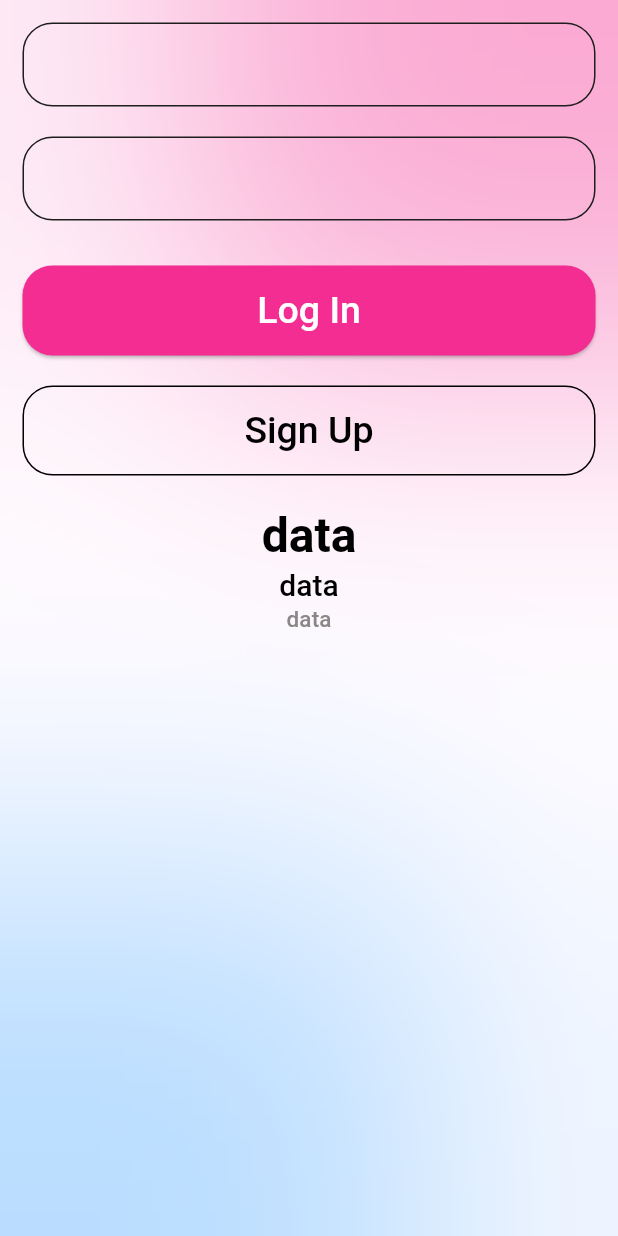
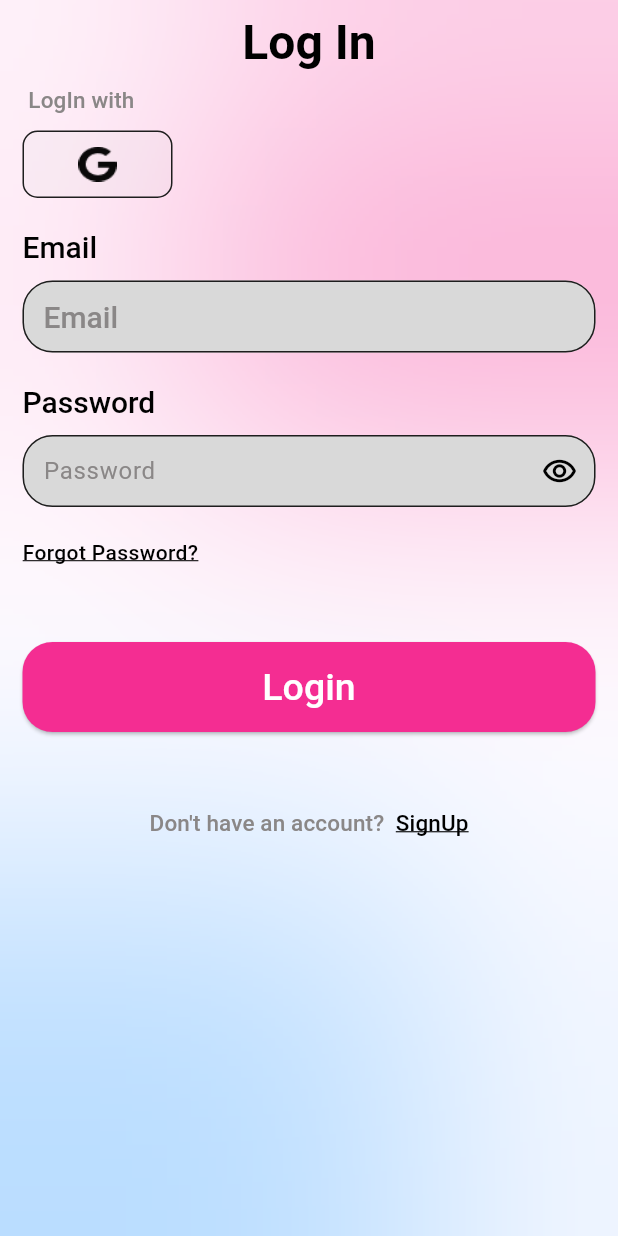
Before and after one commit to AnandhuA/SocialMedia, a Flutter app: the screen it shows after launch, after a tap on "Log In", on a phone screen of 412 x 824 dp. Run offline on Flutter 3.47's test engine with Material 3 defaults, Android fonts, the phone set to English and light mode, and no system bars.

Commit message:
login ui completed

```diff
--- a/lib/button_widget.dart
+++ /dev/null
@@ -1,13 +0,0 @@
-import 'package:flutter/material.dart';
-
-class CustomButton extends StatelessWidget {
-  const CustomButton({super.key});
-
-  @override
-  Widget build(BuildContext context) {
-    return Container(
-      width: 20,
-      color: Colors.amber,
-    );
-  }
-}
--- a/lib/core/bacground.dart
+++ b/lib/core/bacground.dart
@@ -37,7 +37,7 @@ class Background extends StatelessWidget {
           ),
         ),
         Container(
-          padding: const EdgeInsets.all(15),
+          padding: const EdgeInsets.symmetric(horizontal: 15),
           height: MediaQuery.of(context).size.height,
           width: MediaQuery.of(context).size.width,
           child: child,
--- a/lib/core/colors.dart
+++ b/lib/core/colors.dart
@@ -6,6 +6,10 @@ const Color primaryColor = Color(0xFFF42D92);
 const Color secondaryColor = Color(0xFF53ABFF);
 const Color blackColor = Colors.black;
 const Color whiteColor = Colors.white;
+const Color customButtonBackground = Color.fromARGB(35, 217, 217, 217);
+
+const LinearGradient gradientColor =
+    LinearGradient(colors: [primaryColor, secondaryColor]);
 
 //------------lightMode---------------
 
--- /dev/null
+++ b/lib/core/size.dart
@@ -0,0 +1,19 @@
+import 'package:flutter/material.dart';
+
+//----------------height--------------
+
+const constHeight5 = SizedBox(height: 5);
+const constHeight10 = SizedBox(height: 10);
+const constHeight20 = SizedBox(height: 20);
+const constHeight30 = SizedBox(height: 30);
+const constHeight40 = SizedBox(height: 40);
+const constHeight50 = SizedBox(height: 50);
+
+//------------------width--------------
+
+const constWidth5 = SizedBox(width: 5);
+const constWidth10 = SizedBox(width: 10);
+const constWidth20 = SizedBox(width: 20);
+const constWidth30 = SizedBox(width: 30);
+const constWidth40 = SizedBox(width: 40);
+const constWidth50 = SizedBox(width: 50);
--- a/lib/core/style.dart
+++ b/lib/core/style.dart
@@ -1,7 +1,4 @@
-import 'dart:ui';
-
 import 'package:flutter/material.dart';
-import 'package:flutter/widgets.dart';
 import 'package:social_media/core/colors.dart';
 
 //--------------ButtonStyle-----------------
@@ -82,26 +79,37 @@ TextStyle lableStyle(Color color) {
   );
 }
 
+TextStyle linkTextStyle(Color color) {
+  return TextStyle(
+    color: color,
+    decoration: TextDecoration.underline,
+    fontWeight: FontWeight.w500,
+  );
+}
+
 //------------------InputDecorationStyle------------------
 
-InputDecorationTheme inputDecorationStyle(
-    {required Color boderColor, required Color bacgroundColor}) {
+InputDecorationTheme inputDecorationStyle({
+  required Color boderColor,
+  required Color bacgroundColor,
+}) {
   return InputDecorationTheme(
+    contentPadding: const EdgeInsets.all(10),
     border: OutlineInputBorder(
       borderSide: BorderSide(color: boderColor),
     ),
     enabledBorder: OutlineInputBorder(
-        borderSide: BorderSide(color: boderColor),
-        borderRadius: BorderRadius.circular(20)),
+      borderSide: BorderSide(color: boderColor),
+      borderRadius: BorderRadius.circular(20),
+    ),
     fillColor: bacgroundColor,
+    filled: true,
     focusedBorder: OutlineInputBorder(
-        borderSide: BorderSide(color: primaryColor),
-        borderRadius: BorderRadius.circular(20)),
-    hintStyle: TextStyle(
+      borderSide: const BorderSide(color: primaryColor),
+      borderRadius: BorderRadius.circular(20),
+    ),
+    hintStyle: const TextStyle(
       color: lightModeLabelColor,
-    ),
-    labelStyle: TextStyle(
-      color: blackColor,
     ),
   );
 }
--- a/lib/core/theme.dart
+++ b/lib/core/theme.dart
@@ -11,17 +11,19 @@ class ThemeClass {
           surface: surfaceLight,
           primary: primaryColor,
           secondary: secondaryColor,
-      ),
+          outline: lightModeBoder),
       elevatedButtonTheme: elevatedButtonStyle,
       textButtonTheme: textButtonStyle(color: blackColor),
       textTheme: TextTheme(
         headlineLarge: headlineStyle(blackColor),
         titleLarge: titleStyle(blackColor),
         labelLarge: lableStyle(lightModeLabelColor),
+
       ),
       inputDecorationTheme: inputDecorationStyle(
         boderColor: lightModeBoder,
-        bacgroundColor: blackColor,
+        bacgroundColor: lightModeTextFeildBackground,
+
       ));
 
   //-----------darkMode-----------
@@ -31,7 +33,7 @@ class ThemeClass {
           surface: surfaceDark,
           primary: primaryColor,
           secondary: secondaryColor,
-      ),
+          outline: darkModeBoder),
       elevatedButtonTheme: elevatedButtonStyle,
       textButtonTheme: textButtonStyle(color: whiteColor),
       textTheme: TextTheme(
@@ -41,6 +43,7 @@ class ThemeClass {
       ),
       inputDecorationTheme: inputDecorationStyle(
         boderColor: darkModeBoder,
-        bacgroundColor: whiteColor,
+        bacgroundColor: darkModeTextFeildBackground,
+
       ));
 }
--- a/lib/intro_screen.dart
+++ /dev/null
@@ -1,44 +0,0 @@
-import 'package:flutter/material.dart';
-
-import 'package:social_media/core/bacground.dart';
-
-class IntroScreen extends StatelessWidget {
-  const IntroScreen({super.key});
-
-  @override
-  Widget build(BuildContext context) {
-    return Scaffold(
-      body: Background(
-        child: SafeArea(
-          child: Column(
-            children: [
-              // Image.asset(
-              //   "assets/images/introImage1.png",
-              // ),
-              TextFormField(),
-              const SizedBox(height: 20),
-              TextField(),
-              const SizedBox(height: 30),
-              ElevatedButton(onPressed: () {}, child: const Text("Log In")),
-              const SizedBox(height: 20),
-              TextButton(onPressed: () {}, child: const Text("Sign Up")),
-              const SizedBox(height: 20),
-              Text(
-                "data",
-                style: Theme.of(context).textTheme.headlineLarge,
-              ),
-              Text(
-                "data",
-                style: Theme.of(context).textTheme.titleLarge,
-              ),
-              Text(
-                "data",
-                style: Theme.of(context).textTheme.labelLarge,
-              )
-            ],
-          ),
-        ),
-      ),
-    );
-  }
-}
--- a/lib/main.dart
+++ b/lib/main.dart
@@ -1,5 +1,5 @@
 import 'package:flutter/material.dart';
-import 'package:social_media/intro_screen.dart';
+import 'package:social_media/presentation/intro_screen/intro_screen.dart';
 import 'package:social_media/core/theme.dart';
 
 void main() {
--- /dev/null
+++ b/lib/presentation/intro_screen/intro_screen.dart
@@ -0,0 +1,53 @@
+import 'package:flutter/material.dart';
+
+import 'package:social_media/core/bacground.dart';
+import 'package:social_media/core/size.dart';
+import 'package:social_media/presentation/login_screen/login_screen.dart';
+import 'package:social_media/presentation/signup_screen/signup_screen.dart';
+
+class IntroScreen extends StatelessWidget {
+  const IntroScreen({super.key});
+
+  @override
+  Widget build(BuildContext context) {
+    return Scaffold(
+      body: Background(
+        child: SafeArea(
+          child: Column(
+            children: [
+              const Spacer(),
+              Image.asset(
+                Theme.of(context).brightness == Brightness.dark
+                    ? "assets/images/introImagedark.png"
+                    : "assets/images/introImagelight.png",
+              ),
+              const Spacer(),
+              ElevatedButton(
+                  onPressed: () {
+                    Navigator.pushReplacement(
+                      context,
+                      MaterialPageRoute(
+                        builder: (context) => const LoginScreen(),
+                      ),
+                    );
+                  },
+                  child: const Text("Log In")),
+              constHeight20,
+              TextButton(
+                  onPressed: () {
+                    Navigator.pushReplacement(
+                      context,
+                      MaterialPageRoute(
+                        builder: (context) => const SignupScreen(),
+                      ),
+                    );
+                  },
+                  child: const Text("Sign Up")),
+              const Spacer(),
+            ],
+          ),
+        ),
+      ),
+    );
+  }
+}
--- /dev/null
+++ b/lib/presentation/login_screen/login_screen.dart
@@ -0,0 +1,94 @@
+import 'package:flutter/material.dart';
+import 'package:social_media/core/bacground.dart';
+import 'package:social_media/core/colors.dart';
+import 'package:social_media/core/size.dart';
+import 'package:social_media/core/style.dart';
+import 'package:social_media/presentation/login_screen/widgets/login_with_google_button.dart';
+
+class LoginScreen extends StatelessWidget {
+  const LoginScreen({super.key});
+
+  @override
+  Widget build(BuildContext context) {
+    final theme = Theme.of(context);
+    return Scaffold(
+      appBar: AppBar(
+        centerTitle: true,
+        title: Text(
+          "Log In",
+          style: theme.textTheme.headlineLarge,
+        ),
+      ),
+      body: Background(
+        child: SingleChildScrollView(
+          child: Column(
+            crossAxisAlignment: CrossAxisAlignment.start,
+            mainAxisAlignment: MainAxisAlignment.center,
+            children: [
+              const LoginWithGoogleButton(),
+              constHeight10,
+              Text(
+                "Email",
+                style: theme.textTheme.titleLarge,
+              ),
+              constHeight10,
+              TextFormField(
+                decoration: const InputDecoration(
+                  hintText: "Email",
+                ),
+                style: theme.textTheme.titleLarge,
+              ),
+              constHeight20,
+              Text(
+                "Password",
+                style: theme.textTheme.titleLarge,
+              ),
+              constHeight10,
+              TextFormField(
+                decoration: InputDecoration(
+                  hintText: "Password",
+                  suffixIcon: IconButton(
+                    onPressed: () {},
+                    icon: const Icon(
+                      Icons.remove_red_eye_outlined,
+                    ),
+                  ),
+                ),
+              ),
+              constHeight20,
+              Text(
+                "Forgot Password?",
+                style: linkTextStyle(
+                  theme.brightness == Brightness.dark ? whiteColor : blackColor,
+                ),
+              ),
+              constHeight50,
+              ElevatedButton(
+                onPressed: () {},
+                child: const Text("Login"),
+              ),
+              constHeight50,
+              Center(
+                child: RichText(
+                  text: TextSpan(
+                    text: "Don't have an account?  ",
+                    style: theme.textTheme.labelLarge,
+                    children: <TextSpan>[
+                      TextSpan(
+                          text: 'SignUp',
+                          style: linkTextStyle(
+                            theme.brightness == Brightness.dark
+                                ? whiteColor
+                                : blackColor,
+                          )),
+                    ],
+                  ),
+                ),
+              ),
+            ],
+          ),
+        ),
+      ),
+    );
+  }
+}
--- /dev/null
+++ b/lib/presentation/login_screen/widgets/login_with_google_button.dart
@@ -0,0 +1,38 @@
+import 'package:flutter/material.dart';
+import 'package:social_media/core/colors.dart';
+
+class LoginWithGoogleButton extends StatelessWidget {
+  const LoginWithGoogleButton({super.key});
+
+  @override
+  Widget build(BuildContext context) {
+    final theme = Theme.of(context);
+    return Column(
+      crossAxisAlignment: CrossAxisAlignment.start,
+      children: [
+        Text(
+          " LogIn with",
+          style: theme.textTheme.labelLarge,
+        ),
+        Container(
+          padding: const EdgeInsets.all(10),
+          margin: const EdgeInsets.symmetric(vertical: 10),
+          height: 45,
+          width: 100,
+          decoration: BoxDecoration(
+            borderRadius: BorderRadius.circular(10),
+            border: Border.all(color: theme.colorScheme.outline),
+            color: customButtonBackground,
+          ),
+          child: Center(
+            child: Image.asset(
+              theme.brightness == Brightness.dark
+                  ? "assets/images/googlelogoLight.png"
+                  : "assets/images/googlelogoDark.png",
+            ),
+          ),
+        ),
+      ],
+    );
+  }
+}
--- /dev/null
+++ b/lib/presentation/signup_screen/signup_screen.dart
@@ -0,0 +1,16 @@
+import 'package:flutter/material.dart';
+import 'package:social_media/core/bacground.dart';
+
+class SignupScreen extends StatelessWidget {
+  const SignupScreen({super.key});
+
+  @override
+  Widget build(BuildContext context) {
+    return Scaffold(
+      body: Background(
+          child: Center(
+        child: Text("SignUp"),
+      )),
+    );
+  }
+}
```
Also changed, not shown: assets/images/googlelogoDark.png (added), assets/images/googlelogoLight.png (added), assets/images/introImagedark.png (renamed from assets/images/introImage1.png), assets/images/introImagelight.png (added). Lines whose indentation alone changed are shown as unchanged.
